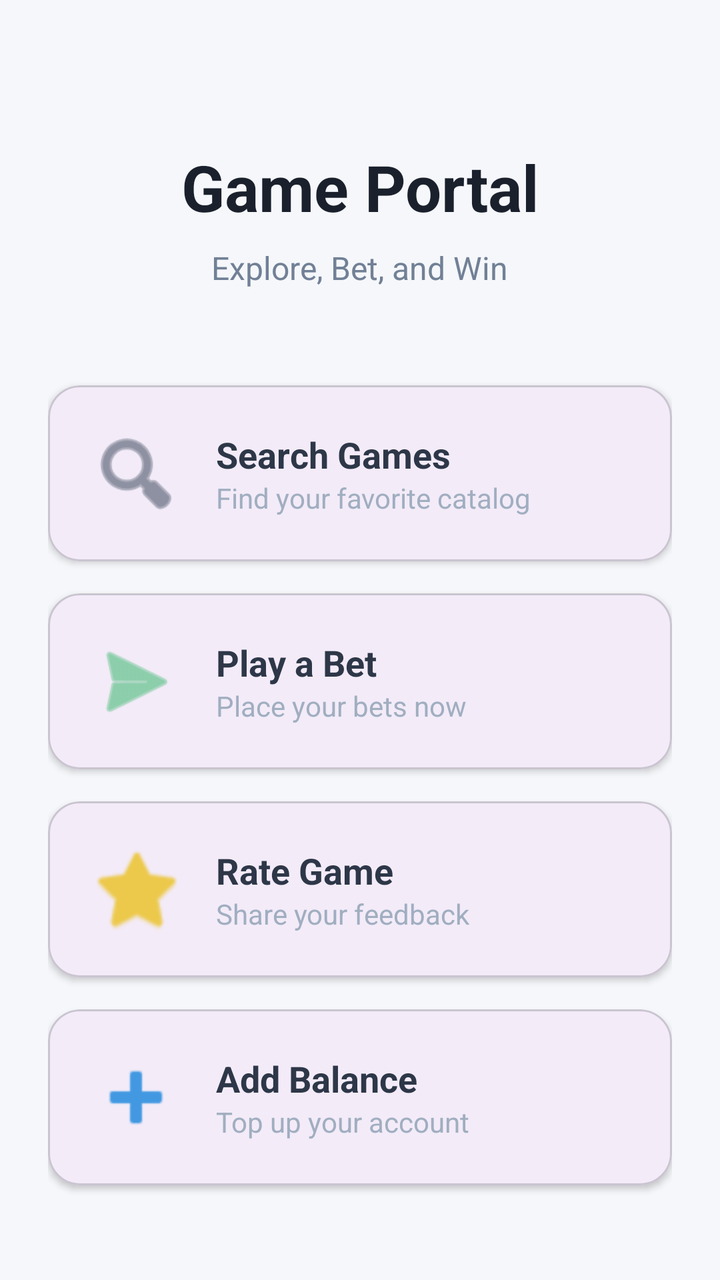
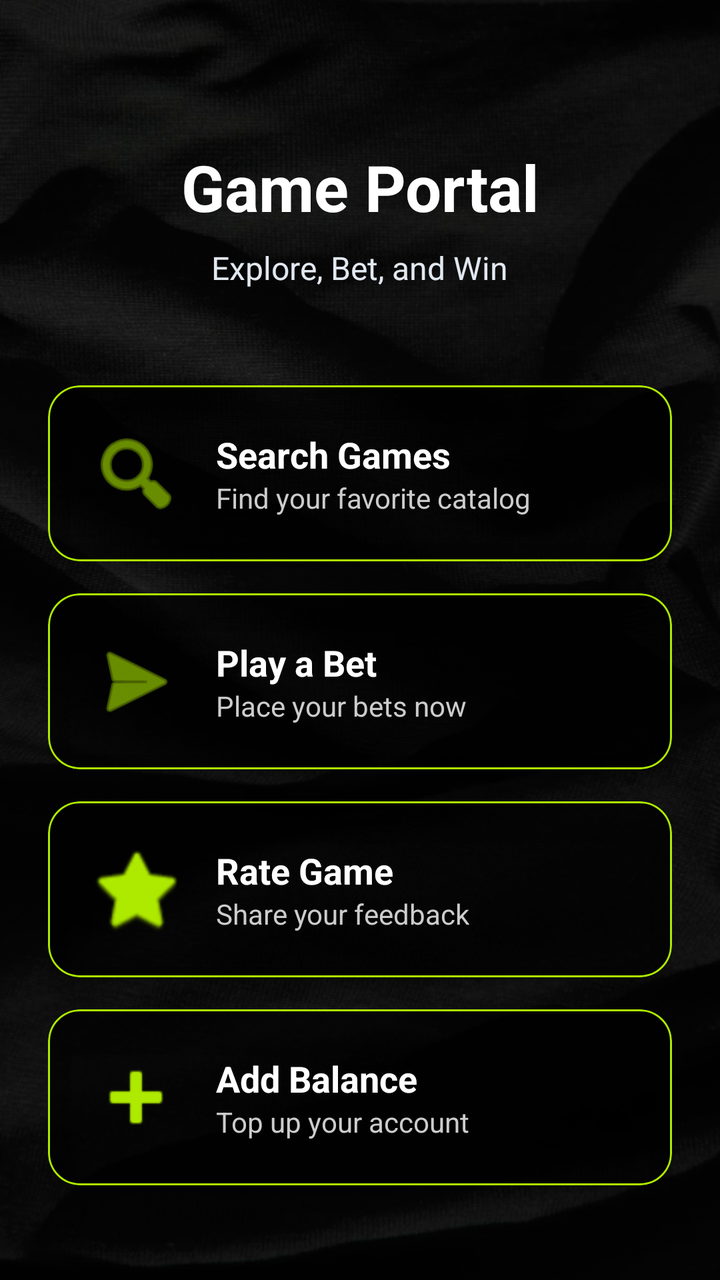

An Android layout rendered at two revisions. The XML below is the earlier revision; the diff shows what the commit changed to produce the second picture.
<!-- AndroidManifest.xml: application theme Theme.MyApplication -->
<!-- res/layout/activity_main.xml -->
<?xml version="1.0" encoding="utf-8"?>
<LinearLayout xmlns:android="http://schemas.android.com/apk/res/android"
    xmlns:app="http://schemas.android.com/apk/res-auto"
    android:layout_width="match_parent"
    android:layout_height="match_parent"
    android:orientation="vertical"
    android:padding="24dp"
    android:gravity="center_horizontal"
    android:background="#F5F7FA">

    <TextView
        android:layout_width="wrap_content"
        android:layout_height="wrap_content"
        android:text="Game Portal"
        android:textSize="32sp"
        android:textStyle="bold"
        android:textColor="#1A202C"
        android:layout_marginTop="48dp"
        android:layout_marginBottom="8dp"/>

    <TextView
        android:layout_width="wrap_content"
        android:layout_height="wrap_content"
        android:text="Explore, Bet, and Win"
        android:textSize="16sp"
        android:textColor="#718096"
        android:layout_marginBottom="48dp"/>

    <com.google.android.material.card.MaterialCardView
        android:id="@+id/card_search"
        android:layout_width="match_parent"
        android:layout_height="wrap_content"
        android:layout_marginBottom="16dp"
        app:cardCornerRadius="16dp"
        app:cardElevation="2dp"
        android:clickable="true"
        android:focusable="true">

        <LinearLayout
            android:layout_width="match_parent"
            android:layout_height="wrap_content"
            android:orientation="horizontal"
            android:padding="20dp"
            android:gravity="center_vertical">

            <ImageView
                android:layout_width="48dp"
                android:layout_height="48dp"
                android:src="@android:drawable/ic_menu_search"
                app:tint="#4A5568"/>

            <LinearLayout
                android:layout_width="0dp"
                android:layout_height="wrap_content"
                android:layout_weight="1"
                android:orientation="vertical"
                android:layout_marginStart="16dp">

                <TextView
                    android:layout_width="wrap_content"
                    android:layout_height="wrap_content"
                    android:text="Search Games"
                    android:textSize="18sp"
                    android:textStyle="bold"
                    android:textColor="#2D3748"/>

                <TextView
                    android:layout_width="wrap_content"
                    android:layout_height="wrap_content"
                    android:text="Find your favorite catalog"
                    android:textSize="14sp"
                    android:textColor="#A0AEC0"/>
            </LinearLayout>
        </LinearLayout>
    </com.google.android.material.card.MaterialCardView>

    <com.google.android.material.card.MaterialCardView
        android:id="@+id/card_play"
        android:layout_width="match_parent"
        android:layout_height="wrap_content"
        android:layout_marginBottom="16dp"
        app:cardCornerRadius="16dp"
        app:cardElevation="2dp"
        android:clickable="true"
        android:focusable="true">

        <LinearLayout
            android:layout_width="match_parent"
            android:layout_height="wrap_content"
            android:orientation="horizontal"
            android:padding="20dp"
            android:gravity="center_vertical">

            <ImageView
                android:layout_width="48dp"
                android:layout_height="48dp"
                android:src="@android:drawable/ic_menu_send"
                app:tint="#48BB78"/>

            <LinearLayout
                android:layout_width="0dp"
                android:layout_height="wrap_content"
                android:layout_weight="1"
                android:orientation="vertical"
                android:layout_marginStart="16dp">

                <TextView
                    android:layout_width="wrap_content"
                    android:layout_height="wrap_content"
                    android:text="Play a Bet"
                    android:textSize="18sp"
                    android:textStyle="bold"
                    android:textColor="#2D3748"/>

                <TextView
                    android:layout_width="wrap_content"
                    android:layout_height="wrap_content"
                    android:text="Place your bets now"
                    android:textSize="14sp"
                    android:textColor="#A0AEC0"/>
            </LinearLayout>
        </LinearLayout>
    </com.google.android.material.card.MaterialCardView>

    <com.google.android.material.card.MaterialCardView
        android:id="@+id/card_rate"
        android:layout_width="match_parent"
        android:layout_height="wrap_content"
        app:cardCornerRadius="16dp"
        app:cardElevation="2dp"
        android:clickable="true"
        android:focusable="true">

        <LinearLayout
            android:layout_width="match_parent"
            android:layout_height="wrap_content"
            android:orientation="horizontal"
            android:padding="20dp"
            android:gravity="center_vertical">

            <ImageView
                android:layout_width="48dp"
                android:layout_height="48dp"
                android:src="@android:drawable/btn_star_big_on"
                app:tint="#ECC94B"/>

            <LinearLayout
                android:layout_width="0dp"
                android:layout_height="wrap_content"
                android:layout_weight="1"
                android:orientation="vertical"
                android:layout_marginStart="16dp">

                <TextView
                    android:layout_width="wrap_content"
                    android:layout_height="wrap_content"
                    android:text="Rate Game"
                    android:textSize="18sp"
                    android:textStyle="bold"
                    android:textColor="#2D3748"/>

                <TextView
                    android:layout_width="wrap_content"
                    android:layout_height="wrap_content"
                    android:text="Share your feedback"
                    android:textSize="14sp"
                    android:textColor="#A0AEC0"/>
            </LinearLayout>
        </LinearLayout>
    </com.google.android.material.card.MaterialCardView>

    <com.google.android.material.card.MaterialCardView
        android:id="@+id/card_balance"
        android:layout_width="match_parent"
        android:layout_height="wrap_content"
        android:layout_marginTop="16dp"
        app:cardCornerRadius="16dp"
        app:cardElevation="2dp"
        android:clickable="true"
        android:focusable="true">

        <LinearLayout
            android:layout_width="match_parent"
            android:layout_height="wrap_content"
            android:orientation="horizontal"
            android:padding="20dp"
            android:gravity="center_vertical">

            <ImageView
                android:layout_width="48dp"
                android:layout_height="48dp"
                android:src="@android:drawable/ic_input_add"
                app:tint="#4299E1"/>

            <LinearLayout
                android:layout_width="0dp"
                android:layout_height="wrap_content"
                android:layout_weight="1"
                android:orientation="vertical"
                android:layout_marginStart="16dp">

                <TextView
                    android:layout_width="wrap_content"
                    android:layout_height="wrap_content"
                    android:text="Add Balance"
                    android:textSize="18sp"
                    android:textStyle="bold"
                    android:textColor="#2D3748"/>

                <TextView
                    android:layout_width="wrap_content"
                    android:layout_height="wrap_content"
                    android:text="Top up your account"
                    android:textSize="14sp"
                    android:textColor="#A0AEC0"/>
            </LinearLayout>
        </LinearLayout>
    </com.google.android.material.card.MaterialCardView>

</LinearLayout>
<!-- resources referenced by this layout -->
<resources>
  <style name="Theme.MyApplication" parent="Base.Theme.MyApplication" />
  <style name="Base.Theme.MyApplication" parent="Theme.Material3.DayNight.NoActionBar">
          
          
      </style>
</resources>

<!-- the commit's change to res/layout/activity_main.xml (unified diff, before → after) -->
@@ -6,7 +6,7 @@
     android:orientation="vertical"
     android:padding="24dp"
     android:gravity="center_horizontal"
-    android:background="#F5F7FA">
+    android:background="@null">
 
     <TextView
         android:layout_width="wrap_content"
@@ -14,7 +14,7 @@
         android:text="Game Portal"
         android:textSize="32sp"
         android:textStyle="bold"
-        android:textColor="#1A202C"
+        android:textColor="#FFFFFF"
         android:layout_marginTop="48dp"
         android:layout_marginBottom="8dp"/>
 
@@ -23,7 +23,7 @@
         android:layout_height="wrap_content"
         android:text="Explore, Bet, and Win"
         android:textSize="16sp"
-        android:textColor="#718096"
+        android:textColor="#E2E8F0"
         android:layout_marginBottom="48dp"/>
 
     <com.google.android.material.card.MaterialCardView
@@ -32,9 +32,12 @@
         android:layout_height="wrap_content"
         android:layout_marginBottom="16dp"
         app:cardCornerRadius="16dp"
-        app:cardElevation="2dp"
-        android:clickable="true"
-        android:focusable="true">
+        app:cardElevation="8dp"
+        android:clickable="true"
+        android:focusable="true"
+        app:cardBackgroundColor="@color/glass_dark"
+        app:strokeColor="@color/lime"
+        app:strokeWidth="1dp">
 
         <LinearLayout
             android:layout_width="match_parent"
@@ -47,7 +50,7 @@
                 android:layout_width="48dp"
                 android:layout_height="48dp"
                 android:src="@android:drawable/ic_menu_search"
-                app:tint="#4A5568"/>
+                app:tint="@color/lime"/>
 
             <LinearLayout
                 android:layout_width="0dp"
@@ -62,14 +65,14 @@
                     android:text="Search Games"
                     android:textSize="18sp"
                     android:textStyle="bold"
-                    android:textColor="#2D3748"/>
+                    android:textColor="@color/white"/>
 
                 <TextView
                     android:layout_width="wrap_content"
                     android:layout_height="wrap_content"
                     android:text="Find your favorite catalog"
                     android:textSize="14sp"
-                    android:textColor="#A0AEC0"/>
+                    android:textColor="#CCCCCC"/>
             </LinearLayout>
         </LinearLayout>
     </com.google.android.material.card.MaterialCardView>
@@ -80,9 +83,12 @@
         android:layout_height="wrap_content"
         android:layout_marginBottom="16dp"
         app:cardCornerRadius="16dp"
-        app:cardElevation="2dp"
-        android:clickable="true"
-        android:focusable="true">
+        app:cardElevation="8dp"
+        android:clickable="true"
+        android:focusable="true"
+        app:cardBackgroundColor="@color/glass_dark"
+        app:strokeColor="@color/lime"
+        app:strokeWidth="1dp">
 
         <LinearLayout
             android:layout_width="match_parent"
@@ -95,7 +101,7 @@
                 android:layout_width="48dp"
                 android:layout_height="48dp"
                 android:src="@android:drawable/ic_menu_send"
-                app:tint="#48BB78"/>
+                app:tint="@color/lime"/>
 
             <LinearLayout
                 android:layout_width="0dp"
@@ -110,14 +116,14 @@
                     android:text="Play a Bet"
                     android:textSize="18sp"
                     android:textStyle="bold"
-                    android:textColor="#2D3748"/>
+                    android:textColor="@color/white"/>
 
                 <TextView
                     android:layout_width="wrap_content"
                     android:layout_height="wrap_content"
                     android:text="Place your bets now"
                     android:textSize="14sp"
-                    android:textColor="#A0AEC0"/>
+                    android:textColor="#CCCCCC"/>
             </LinearLayout>
         </LinearLayout>
     </com.google.android.material.card.MaterialCardView>
@@ -127,9 +133,12 @@
         android:layout_width="match_parent"
         android:layout_height="wrap_content"
         app:cardCornerRadius="16dp"
-        app:cardElevation="2dp"
-        android:clickable="true"
-        android:focusable="true">
+        app:cardElevation="8dp"
+        android:clickable="true"
+        android:focusable="true"
+        app:cardBackgroundColor="@color/glass_dark"
+        app:strokeColor="@color/lime"
+        app:strokeWidth="1dp">
 
         <LinearLayout
             android:layout_width="match_parent"
@@ -142,7 +151,7 @@
                 android:layout_width="48dp"
                 android:layout_height="48dp"
                 android:src="@android:drawable/btn_star_big_on"
-                app:tint="#ECC94B"/>
+                app:tint="@color/lime"/>
 
             <LinearLayout
                 android:layout_width="0dp"
@@ -157,14 +166,14 @@
                     android:text="Rate Game"
                     android:textSize="18sp"
                     android:textStyle="bold"
-                    android:textColor="#2D3748"/>
+                    android:textColor="@color/white"/>
 
                 <TextView
                     android:layout_width="wrap_content"
                     android:layout_height="wrap_content"
                     android:text="Share your feedback"
                     android:textSize="14sp"
-                    android:textColor="#A0AEC0"/>
+                    android:textColor="#CCCCCC"/>
             </LinearLayout>
         </LinearLayout>
     </com.google.android.material.card.MaterialCardView>
@@ -175,9 +184,12 @@
         android:layout_height="wrap_content"
         android:layout_marginTop="16dp"
         app:cardCornerRadius="16dp"
-        app:cardElevation="2dp"
-        android:clickable="true"
-        android:focusable="true">
+        app:cardElevation="8dp"
+        android:clickable="true"
+        android:focusable="true"
+        app:cardBackgroundColor="@color/glass_dark"
+        app:strokeColor="@color/lime"
+        app:strokeWidth="1dp">
 
         <LinearLayout
             android:layout_width="match_parent"
@@ -190,7 +202,7 @@
                 android:layout_width="48dp"
                 android:layout_height="48dp"
                 android:src="@android:drawable/ic_input_add"
-                app:tint="#4299E1"/>
+                app:tint="@color/lime"/>
 
             <LinearLayout
                 android:layout_width="0dp"
@@ -205,14 +217,14 @@
                     android:text="Add Balance"
                     android:textSize="18sp"
                     android:textStyle="bold"
-                    android:textColor="#2D3748"/>
+                    android:textColor="@color/white"/>
 
                 <TextView
                     android:layout_width="wrap_content"
                     android:layout_height="wrap_content"
                     android:text="Top up your account"
                     android:textSize="14sp"
-                    android:textColor="#A0AEC0"/>
+                    android:textColor="#CCCCCC"/>
             </LinearLayout>
         </LinearLayout>
     </com.google.android.material.card.MaterialCardView>
<!-- resource entries referenced after the edit -->
@@ -1,9 +1,16 @@
 <!-- resources referenced by this layout -->
 <resources>
+  <color name="glass_dark">#B3000000</color>
+  <color name="lime">#AEEA00</color>
+  <color name="white">#FFFFFFFF</color>
   <style name="Theme.MyApplication" parent="Base.Theme.MyApplication" />
   <style name="Base.Theme.MyApplication" parent="Theme.Material3.DayNight.NoActionBar">
           
           
+          <item name="android:windowBackground">@drawable/app_background</item>
+          <item name="android:windowTranslucentStatus">true</item>
+          <item name="android:windowTranslucentNavigation">true</item>
       </style>
+  <!-- drawable app_background: png bitmap (drawable, 230819 bytes) -->
 </resources>
 
